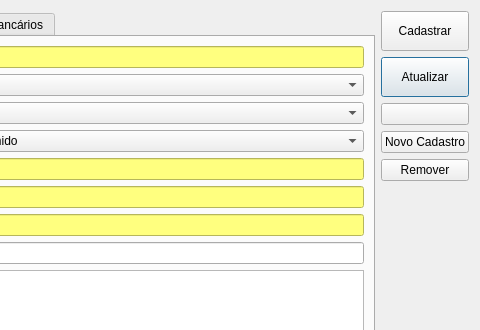
Old version of the form ui/cadastrousuario.ui in the repository darktorres/ERP-STACCATO; both pictures show x 188 to 668 and y 0 to 330 of the 668 by 466 pixel window.
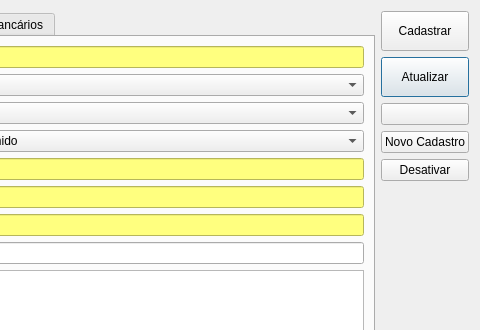
New version of the form. Icons and pictures are not drawn. Custom widgets are drawn as their Qt base class.

Commit message: Trocar "remover" por "desativar"

What changed in the file:
```diff
--- a/ui/cadastrousuario.ui
+++ b/ui/cadastrousuario.ui
@@ -72,7 +72,7 @@
      <item>
       <widget class="QPushButton" name="pushButtonRemover">
        <property name="text">
-        <string>Remover</string>
+        <string>Desativar</string>
        </property>
       </widget>
      </item>
```
The commit also changes 6 other files.
